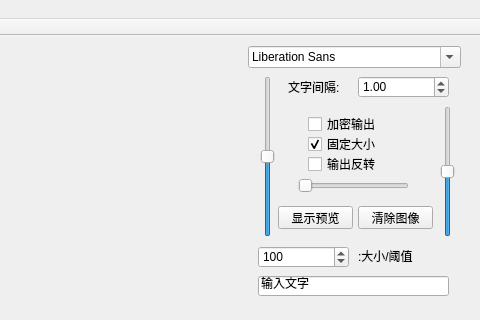
This is generator/ui/mainwindow.ui in smallzhan/wpgenerator as Qt 5 draws it before an edit; both pictures show x 82 to 562 and y 0 to 320 of the 562 by 727 pixel window. The edited form follows.
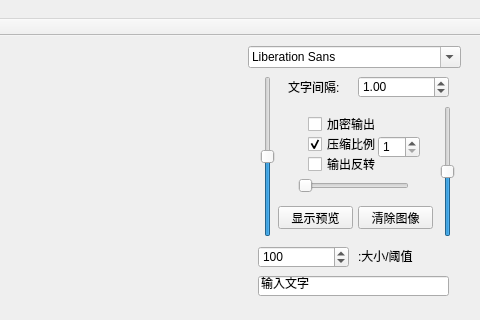
This is the edited form. Custom widgets are drawn as their Qt base class.

```diff
--- a/generator/ui/mainwindow.ui
+++ b/generator/ui/mainwindow.ui
@@ -246,7 +246,7 @@
      </rect>
     </property>
     <property name="text">
-     <string>固定大小</string>
+     <string>压缩比例</string>
     </property>
     <property name="checked">
      <bool>true</bool>
@@ -293,6 +293,22 @@
      <bool>false</bool>
     </property>
    </widget>
+   <widget class="QSpinBox" name="spinBox">
+    <property name="geometry">
+     <rect>
+      <x>460</x>
+      <y>100</y>
+      <width>42</width>
+      <height>22</height>
+     </rect>
+    </property>
+    <property name="minimum">
+     <number>1</number>
+    </property>
+    <property name="maximum">
+     <number>99</number>
+    </property>
+   </widget>
    <zorder>layoutWidget</zorder>
    <zorder>widget</zorder>
    <zorder>showWidget</zorder>
```
Left out of the diff: 17 changed lines with no effect on the pictures.
